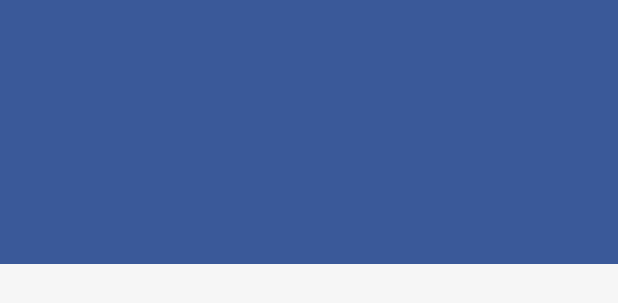
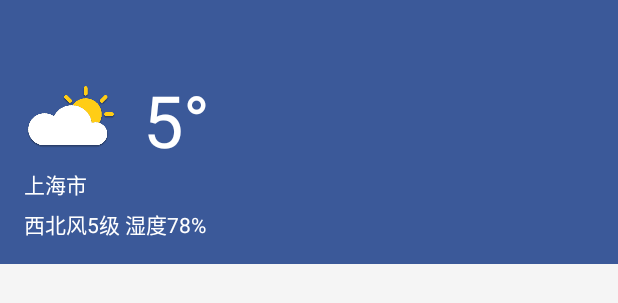
Before and after one commit to Lrony/IRead, an Android app: the layout view_navigation_header.xml on its own in the app's theme, with its tools: preview values and no code run, on a phone screen of 412 x 824 dp. Shown: the top 303 px of the screen. Run offline under Robolectric (Android 15) with nearby library versions, the phone set to English and light mode, and no system bars.

Commit message:
[Main] 修改天气获取失败时的UI显示，以及点击返回按钮判断侧边栏是否打开
Change-Id: Icf6b88c889a26ad86416aa614c9e2f392b7a1433

```diff
--- a/app/src/main/java/com/lrony/iread/presentation/main/WeatherExecutor.java
+++ b/app/src/main/java/com/lrony/iread/presentation/main/WeatherExecutor.java
@@ -66,9 +66,12 @@ public class WeatherExecutor {
                     mTvWind.setText(response.body().getData().getQuality() + " PM2.5: "
                             + response.body().getData().getPm25() + " 湿度: " + response.body().getData().getShidu());
                     // 数据加载完成后显示
-                    mWeatherView.setVisibility(View.VISIBLE);
+                    // mWeatherView.setVisibility(View.VISIBLE);
                 } else {
                     KLog.d(TAG, "接口信息获取失败");
+                    mTvTemp.setVisibility(View.INVISIBLE);
+                    mTvCity.setText(city);
+                    mTvWind.setText("愿你拥有比阳光明媚的心情");
                 }
 
             }
--- a/app/src/main/res/layout/activity_main.xml
+++ b/app/src/main/res/layout/activity_main.xml
@@ -15,7 +15,6 @@
         android:layout_width="wrap_content"
         android:layout_height="match_parent"
         android:layout_gravity="start"
-        app:itemIconTint="?attr/colorPrimary"
         app:menu="@menu/menu_navigation_main" />
 
 </android.support.v4.widget.DrawerLayout>
--- a/app/src/main/res/layout/view_navigation_header.xml
+++ b/app/src/main/res/layout/view_navigation_header.xml
@@ -11,8 +11,7 @@
         android:layout_height="176dp"
         android:gravity="bottom"
         android:orientation="vertical"
-        android:padding="@dimen/activity_horizontal_margin"
-        android:visibility="invisible">
+        android:padding="@dimen/activity_horizontal_margin">
 
         <LinearLayout
             android:layout_width="wrap_content"
```
Also changed, not shown: app/src/main/java/com/lrony/iread/presentation/main/MainActivity.java (+7 -0 lines).
